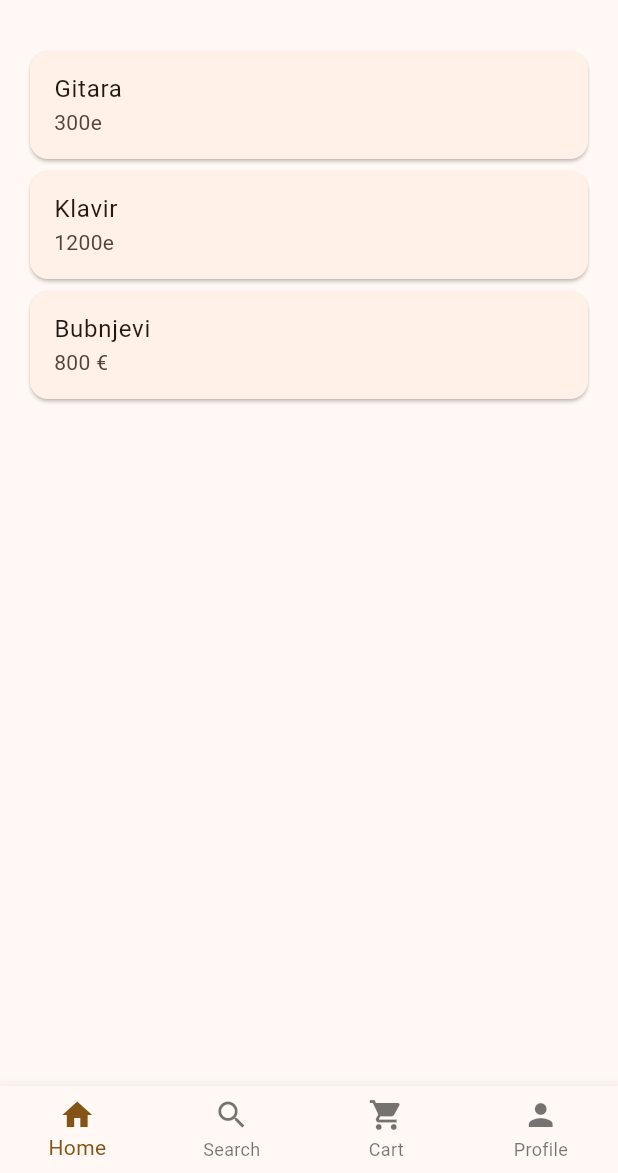
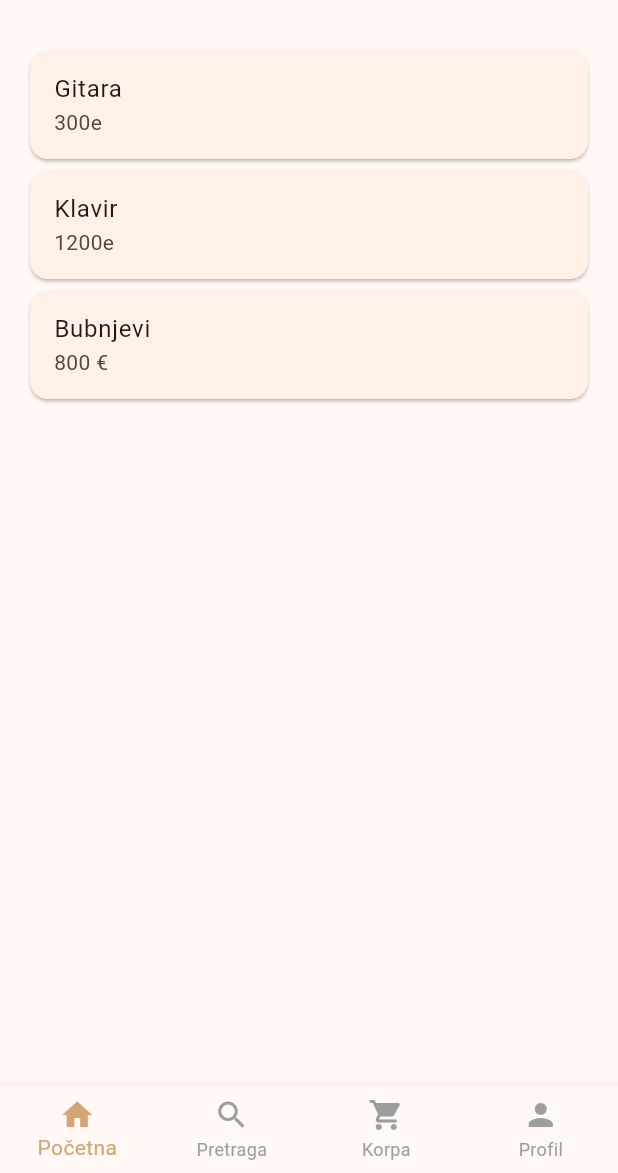
Before and after one commit to andjelamitric/prodavnica_muzickih_instrumenata, a Flutter app: the screen it shows after launch, on a phone screen of 412 x 824 dp, the part 63-1236 px from its top. Run offline on Flutter 3.47's test engine with Material 3 defaults, Android fonts, the phone set to English and light mode, and no system bars; our stand-ins replace cloud_firestore, firebase_core; accounts and stored records are empty.

Commit message:
RootScreen

```diff
--- a/lib/screens/root_screen.dart
+++ b/lib/screens/root_screen.dart
@@ -1,43 +1,92 @@
 import 'package:flutter/material.dart';
+import 'package:prodavnica_muzickih_instrumenata/models/cart.dart';
 import 'home_screen.dart';
 import 'search_screen.dart';
 import 'cart_screen.dart';
 import 'profile_screen.dart';
 
-class RootScreen extends StatefulWidget {  //StateFul jer pamti koji je tab izabran tren
+class RootScreen extends StatefulWidget {
   const RootScreen({super.key});
 
   @override
-State<RootScreen> createState ()=>_RootScreenState(); //povezuje widget sa klasom koja pamti stanje
+  State<RootScreen> createState() => _RootScreenState();
 }
 
-class _RootScreenState extends State <RootScreen> {
-  int _selectedIndex=0; //menja se klikom na navbar, pokrece se na home screenu
+class _RootScreenState extends State<RootScreen> {
+  int _selectedIndex = 0;
 
-  final List <Widget> _screens=const[
-    HomeScreen(), //index 0
-    SearchScreen(), //1
-    CartScreen(), //2
-    ProfileScreen(), //3
+  // Uklonjen const da bi se ekrani mogli osvežavati
+  List<Widget> get _screens => [
+    const HomeScreen(), //index 0
+    const SearchScreen(), //1
+    const CartScreen(), //2
+    ProfileScreen(), //3 - nije const da bi se osvežavao
   ];
+
   @override
   Widget build(BuildContext context) {
     return Scaffold(
-      body:_screens[_selectedIndex], //prik ekran u zavisnosti od izabr indexa
-      bottomNavigationBar: BottomNavigationBar( //navigacija
+      body: _screens[_selectedIndex],
+      bottomNavigationBar: BottomNavigationBar(
         currentIndex: _selectedIndex,
         type: BottomNavigationBarType.fixed,
-        onTap: (index){
-          setState(() { //ponovo se prik ui
-            _selectedIndex=index; //menja se index
+        selectedItemColor: const Color(0xFFD4A574),
+        unselectedItemColor: Colors.grey,
+        onTap: (index) {
+          setState(() {
+            _selectedIndex = index;
+            // Osveži ekran kada se klikne na tab (posebno važno za profil)
           });
         },
-        items:const[
-          BottomNavigationBarItem(icon: Icon(Icons.home), label: 'Home'),
-          BottomNavigationBarItem(icon: Icon(Icons.search),label:'Search'),
-          BottomNavigationBarItem(icon: Icon(Icons.shopping_cart),label: 'Cart'),
-          BottomNavigationBarItem(icon: Icon(Icons.person),label: 'Profile')
-        ]
+        items: [
+          const BottomNavigationBarItem(
+            icon: Icon(Icons.home),
+            label: 'Početna',
+          ),
+          const BottomNavigationBarItem(
+            icon: Icon(Icons.search),
+            label: 'Pretraga',
+          ),
+          BottomNavigationBarItem(
+            icon: Stack(
+              children: [
+                const Icon(Icons.shopping_cart),
+                if (Cart.ukupanBrojStavki > 0)
+                  Positioned(
+                    right: 0,
+                    top: 0,
+                    child: Container(
+                      padding: const EdgeInsets.all(4),
+                      decoration: const BoxDecoration(
+                        color: Colors.red,
+                        shape: BoxShape.circle,
+                      ),
+                      constraints: const BoxConstraints(
+                        minWidth: 16,
+                        minHeight: 16,
+                      ),
+                      child: Text(
+                        Cart.ukupanBrojStavki > 99
+                            ? '99+'
+                            : Cart.ukupanBrojStavki.toString(),
+                        style: const TextStyle(
+                          color: Colors.white,
+                          fontSize: 10,
+                          fontWeight: FontWeight.bold,
+                        ),
+                        textAlign: TextAlign.center,
+                      ),
+                    ),
+                  ),
+              ],
+            ),
+            label: 'Korpa',
+          ),
+          const BottomNavigationBarItem(
+            icon: Icon(Icons.person),
+            label: 'Profil',
+          ),
+        ],
       ),
     );
   }
```
